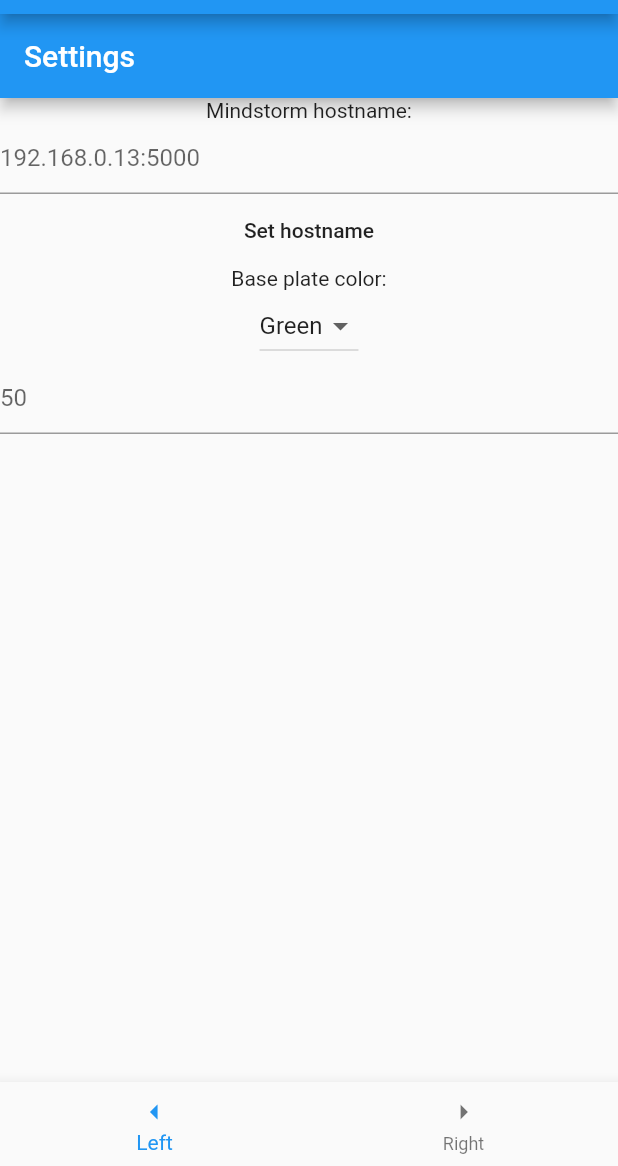
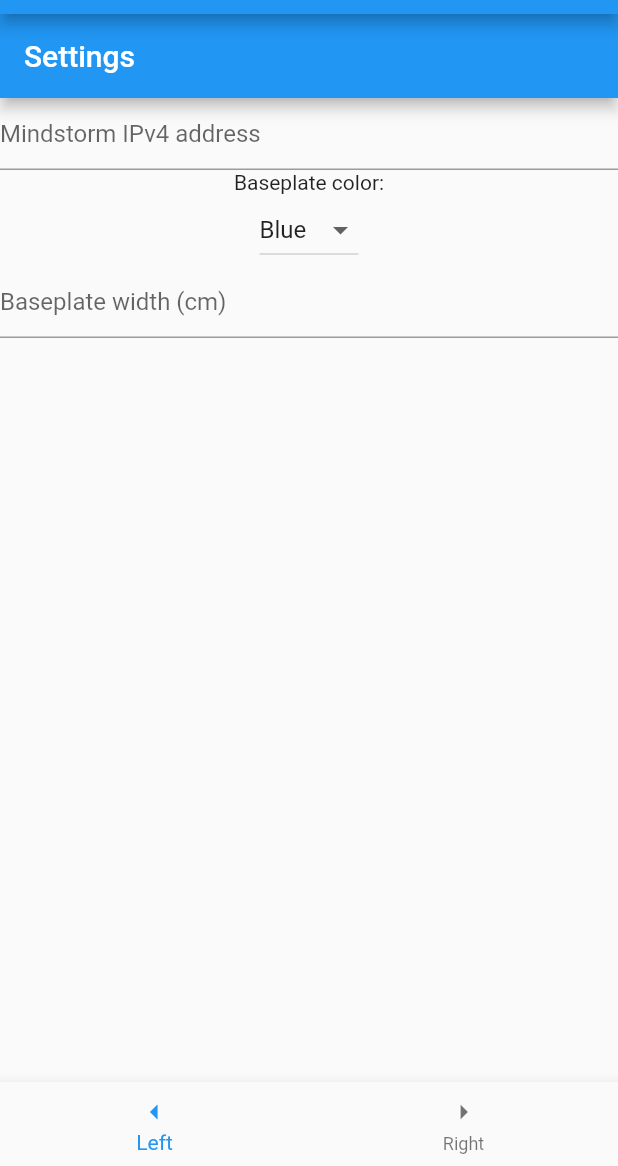
Before and after one commit to Shantay-Pass/plug-in, a Flutter app: the screen it shows after launch, item 2 of the bottom bar chosen, on a phone screen of 412 x 824 dp, the part 70-1236 px from its top. Run offline on Flutter 3.47's test engine with Material 2 defaults, Android fonts, the phone set to English and light mode, and no system bars; our stand-ins replace image_picker; network calls fail.

Commit message:
Fixed kotlin version issue
Updated LegoColor conversion
Updated default settings

```diff
--- a/example/lib/settings.dart
+++ b/example/lib/settings.dart
@@ -11,24 +11,15 @@ class Settings extends StatefulWidget {
 }
 
 class _SettingsState extends State<Settings> {
-  String _hostNameField = Hello.webApiHost;
   LegoColor _colorField = Hello.basePlateColor;
-  int _widthField = Hello.basePlateWidth;
 
   List<DropdownMenuItem<LegoColor>> items = [DropdownMenuItem(child: Text("Grey"), value: LegoColor.none), DropdownMenuItem(child: Text("Red"), value: LegoColor.red), DropdownMenuItem(child: Text("Green"), value: LegoColor.green), DropdownMenuItem(child: Text("Blue"), value: LegoColor.blue)];
 
   void _hostnameFieldChanged(String newHostname) {
-    setState(() {
-      _hostNameField = newHostname;
-    });
+    Hello.webApiHost = newHostname;
   }
 
-  void _updateHostname() {
-    Hello.webApiHost = _hostNameField;
-    print("Changed host to ${Hello.webApiHost}");
-  }
-
-  void _updateBasePlateColor(LegoColor color) {
+  void _updateBaseplateColor(LegoColor color) {
     Hello.basePlateColor = color;
 
     setState(() {
@@ -36,13 +27,9 @@ class _SettingsState extends State<Settings> {
     });
   }
 
-  void _updateBasePlateWidth(String value) {
+  void _updateBaseplateWidth(String value) {
     int newWidth = int.parse(value);
     Hello.basePlateWidth = newWidth;
-
-    setState(() {
-      _widthField = newWidth;
-    });
   }
 
   @override
@@ -55,28 +42,23 @@ class _SettingsState extends State<Settings> {
           child: Center(
             child: Column(
               children: <Widget>[
-                Text("Mindstorm hostname:"),
                 TextField(
                   onChanged: _hostnameFieldChanged,
                   decoration: InputDecoration(
-                    hintText: _hostNameField,
+                    hintText: "Mindstorm IPv4 address",
                   ),
                 ),
-                FlatButton(
-                  child: Text("Set hostname"),
-                  onPressed: _updateHostname,
-                ),
-                Text("Base plate color:"),
+                Text("Baseplate color:"),
                 DropdownButton(
                   items: items,
-                  onChanged: _updateBasePlateColor,
+                  onChanged: _updateBaseplateColor,
                   value: _colorField,
                 ),
                 TextField(
                   keyboardType: TextInputType.number,
-                  onChanged: _updateBasePlateWidth,
+                  onChanged: _updateBaseplateWidth,
                   decoration: InputDecoration(
-                    hintText: _widthField.toString()
+                    hintText: "Baseplate width (cm)"
                   ),
                 )
               ],
--- a/lib/hello.dart
+++ b/lib/hello.dart
@@ -13,8 +13,8 @@ class Hello {
       const MethodChannel('hello');
 
   static String webApiHost = '192.168.0.13:5000';
-  static LegoColor basePlateColor = LegoColor.green;
-  static int basePlateWidth = 50;
+  static LegoColor basePlateColor = LegoColor.blue;
+  static int basePlateWidth = 8;
 
   static Future<String> get platformVersion async {
     final String version = await _channel.invokeMethod('getPlatformVersion');
--- a/lib/image.dart
+++ b/lib/image.dart
@@ -200,18 +200,23 @@ class ImageAnalysis {
     int green = col.green;
     int blue = col.blue;
 
-    if (red > 126 && green < 126 && blue < 126)
+    print("Detected color: (r: " + red.toString() + ", g: " + green.toString() + ", b: " + blue.toString() + ")");
+
+    if ((red > green && red > blue) && green > blue)
+      // yellow
+      return basePlateColor != LegoColor.yellow ? LegoColor.yellow : LegoColor.none;
+    if ((green > red && green > blue) && green > red)
+      // light green
+      return basePlateColor != LegoColor.light_green ? LegoColor.light_green : LegoColor.none;
+    if (red > green && red < blue)
       // red
       return basePlateColor != LegoColor.red ? LegoColor.red : LegoColor.none;
-    if (red < 126 && green > 126 && blue < 126)
+    if (green > red && green < blue)
       // green
       return basePlateColor != LegoColor.green ? LegoColor.green : LegoColor.none;
-    if (red < 126 && green < 126 && blue > 126)
+    if (blue > red && blue > green)
       // blue
       return basePlateColor != LegoColor.blue ? LegoColor.blue : LegoColor.none;
-    if (red > 126 && green > 126 && blue < 126)
-      // yellow
-      return basePlateColor != LegoColor.yellow ? LegoColor.yellow : LegoColor.none;
 
     return LegoColor.none;
   }
@@ -267,6 +272,5 @@ enum LegoColor {
   green,
   blue,
   yellow,
-  cyan,
   light_green
 }
```
Also changed, not shown: 2 other files.
